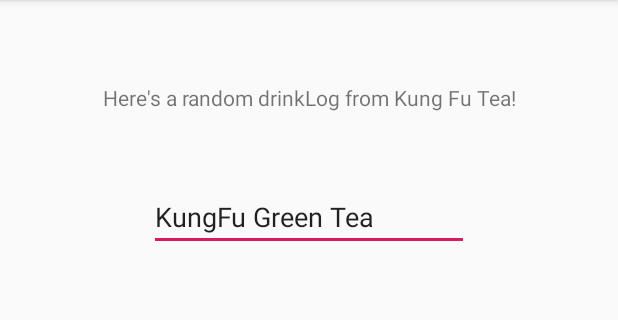
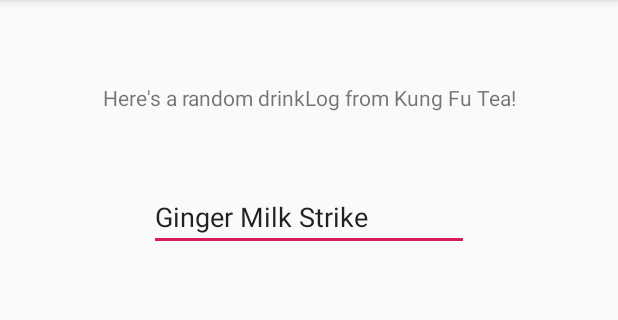
Before and after one commit to teresa622/bobaCS125, an Android app: the KFTActivity screen opened directly, with no data from a screen before it, on a phone screen of 412 x 824 dp, the part 84-404 px from its top. Run offline under Robolectric (Android 15) with nearby library versions, the phone set to English and light mode, and no system bars.

Commit message:
add full drink list

```diff
--- a/app/src/main/java/com/example/boba/KFTActivity.java
+++ b/app/src/main/java/com/example/boba/KFTActivity.java
@@ -31,18 +31,66 @@
         String[] classicDrinks = {"Winter Melon Green Tea", "Honey Black Tea",
         "Honey Green Tea", "Honey Oolong Tea", "Longan Jujube Tea", "KungFu Black Tea",
         "KungFu Green Tea", "KungFu Oolong Tea", "KungFu Honey Tea", "Winter Melon Tea"};
+        String[] milkTeaDrinks = {"KungFu Milk Green Tea", "Oolong Milk Tea", "Taro Milk Green Tea",
+        "Coffee Milk Tea", "Almond Milk Tea", "Coconut Milk Tea", "Honey Milk Tea",
+        "Honey Milk Green Tea", "KungFu Milk Tea", "Taro Milk Tea", "Honey Oolong Milk Tea",
+        "Winter Melon Milk Green Tea", "Rosehip Milk Tea"};
+        String[] punchDrinks = {"Honey Lemonade", "Grapefruit Green Tea", "Lychee Black Tea",
+        "Lychee Punch", "Mango Green Tea", "Orange Green Tea", "Passion Fruit Green Tea",
+        "Peach Oolong Tea", "Rosehip Lemonade", "Strawberry Lemon Green Tea", "Strawberry Lemonade",
+        "Sunshine Pineapple Tea"};
+        String[] milkCapDrinks = {"Winter Melon Tea Milk Cap", "Honey Black Tea Cap",
+        "Honey Oolong Tea Cap", "Honey Green Tea Cap", "Jujube Tea Milk Cap",
+        "Sunshine Pineapple Tea Cap", "Matcha Milk Cap", "Cocoa Cream Wow Milk Cap"};
+        String[] slushDrinks = {"Passion Fruit Slush", "Matcha Red Bean Slush",
+        "Strawberry Milk Slush", "Milk Slush", "Coffee Slush", "Italian Mocha Slush",
+        "Caramel Macchiato Slush", "Taro Slush", "Red Bean Slush", "Mango Slush",
+                "Mango Snow Slush", "Pineapple Slush", "Pina Colada Slush", "Oreo Slush"};
+        String[] milkStrikeDrinks = {"Cocoa Cream Wow Milk Strike", "Oreo Wow Milk Strike",
+        "Red Bean Wow Milk Strike", "Herbal Jelly Wow Milk Strike", "Chai Milk Strike",
+        "Ginger Milk Strike", "Matcha Milk Strike", "Sesame Matcha Strike"};
+        String[] espressoDrinks = {"Signature Coffee", "Latte", "Mocha", "Cappucino",
+        "Caramel Macchiato"};
+        String[] seasonalDrinks = {"Pumpkin Oolong Milk Tea", "Brown Sugar Ginger"};
+        String[] newDrinks = {"Strawberry Yogurt Lemonade", "Winter Melon Coconut Milk Tea",
+        "Winter Melon Lemonade", "Strawberry Cream", "Grape Cream", "Kiwi Apple Kale Slush",
+        "Caribbean Breeze"};
         String[] toppings = {"Pudding", "Tapioca", "Nata Jelly", "Red Bean", "Coffee Popping Bubbles",
         "Herbal Jelly", "Grape Popping Bubbles", "Fig Jelly", "Mango Popping Bubbles", "Aloe Jelly"};
         int length = 0;
         int toppingsNum = getIntent().getIntExtra("toppings", 0);
         String selectedDrink = "";
-        int drinkGroup = getRandomNumberInRange(0, 1);
+        int drinkGroup = getRandomNumberInRange(0, 9);
         if (drinkGroup == 0) {
             length = yogurtDrinks.length;
             selectedDrink = yogurtDrinks[getRandomNumberInRange(0, length - 1)];
         } else if (drinkGroup == 1) {
             length = classicDrinks.length;
             selectedDrink = classicDrinks[getRandomNumberInRange(0, length - 1)];
+        } else if (drinkGroup == 2) {
+            length = milkTeaDrinks.length;
+            selectedDrink = milkTeaDrinks[getRandomNumberInRange(0, length - 1)];
+        } else if (drinkGroup == 3) {
+            length = punchDrinks.length;
+            selectedDrink = punchDrinks[getRandomNumberInRange(0, length - 1)];
+        } else if (drinkGroup == 4) {
+            length = milkCapDrinks.length;
+            selectedDrink = milkCapDrinks[getRandomNumberInRange(0, length - 1)];
+        } else if (drinkGroup == 5) {
+            length = slushDrinks.length;
+            selectedDrink = slushDrinks[getRandomNumberInRange(0, length - 1)];
+        } else if (drinkGroup == 6) {
+            length = milkStrikeDrinks.length;
+            selectedDrink = milkStrikeDrinks[getRandomNumberInRange(0, length - 1)];
+        } else if (drinkGroup == 7) {
+            length = espressoDrinks.length;
+            selectedDrink = espressoDrinks[getRandomNumberInRange(0, length - 1)];
+        } else if (drinkGroup == 8) {
+            length = seasonalDrinks.length;
+            selectedDrink = seasonalDrinks[getRandomNumberInRange(0, length - 1)];
+        } else if (drinkGroup == 9) {
+            length = newDrinks.length;
+            selectedDrink = newDrinks[getRandomNumberInRange(0, length - 1)];
         }
         String tops = "";
         Integer[] topsIndex = new Integer[toppingsNum];
```
